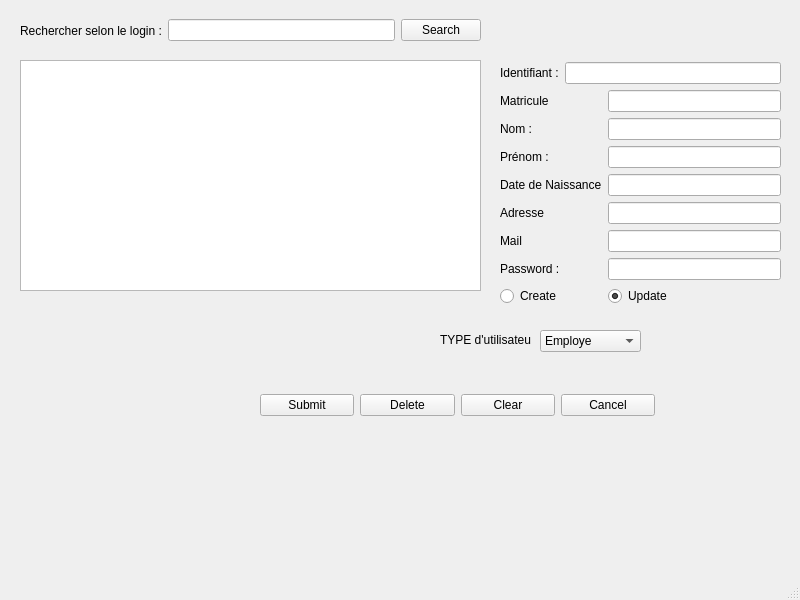
Qt form adminui.ui (ElHadjiOumar/GestionConge) before a commit.
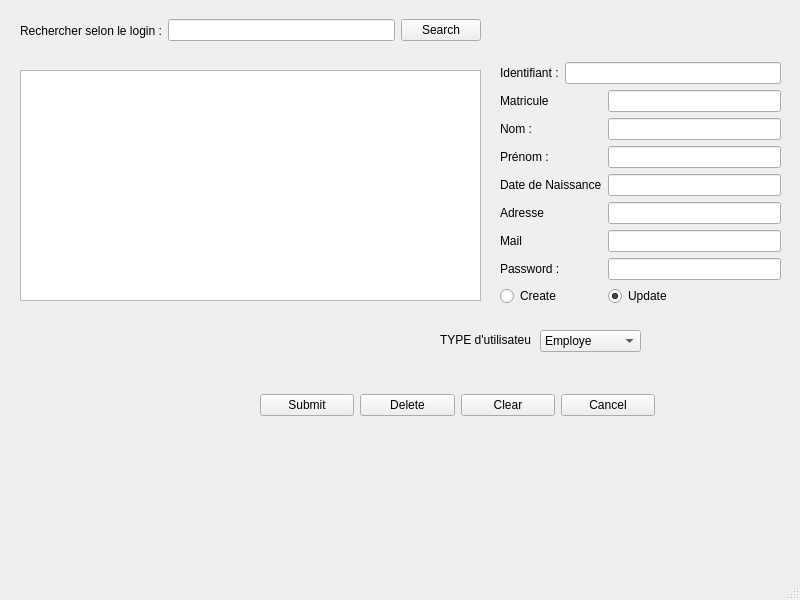
The same form after that commit.

Patch:
```diff
--- a/adminui.ui
+++ b/adminui.ui
@@ -87,7 +87,7 @@
     <property name="geometry">
      <rect>
       <x>20</x>
-      <y>60</y>
+      <y>70</y>
       <width>461</width>
       <height>231</height>
      </rect>
```
